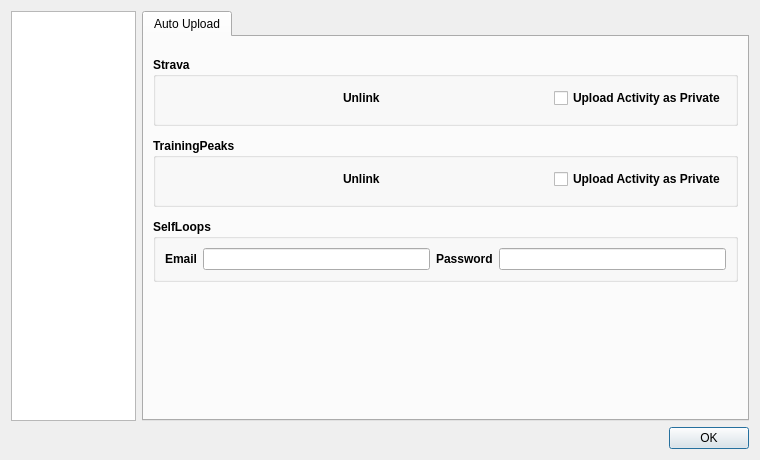
Qt form src/ui/dialogmainwindowconfig.ui (MaximumTrainer/MaximumTrainer_Redux) before a commit.
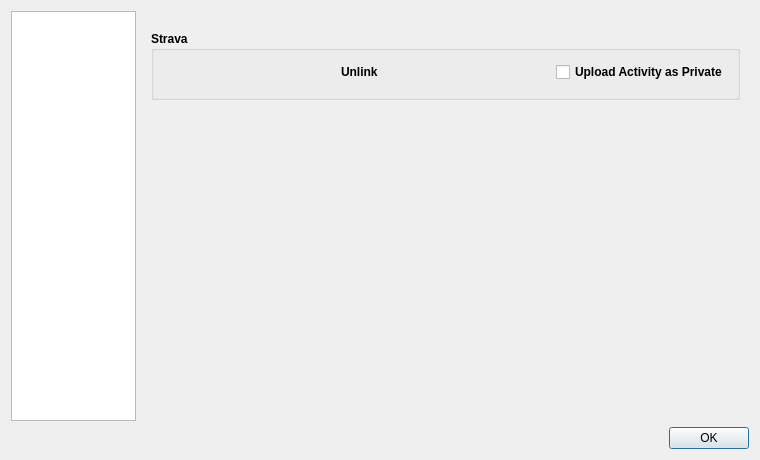
The same form after that commit. The open tabs and pages were chosen to show the change. Custom widgets are drawn as their Qt base class.

Commit message: Remove SelfLoops & TrainingPeaks, focus uploads on Strava (+ BLE scan filter) (#244)

The edit to the form file:
```diff
--- a/src/ui/dialogmainwindowconfig.ui
+++ b/src/ui/dialogmainwindowconfig.ui
@@ -348,25 +348,6 @@
      </widget>
      <widget class="QWidget" name="page_upload">
       <layout class="QVBoxLayout" name="verticalLayout_5">
-       <property name="leftMargin">
-        <number>0</number>
-       </property>
-       <property name="topMargin">
-        <number>0</number>
-       </property>
-       <property name="rightMargin">
-        <number>0</number>
-       </property>
-       <property name="bottomMargin">
-        <number>0</number>
-       </property>
-       <item>
-        <widget class="QTabWidget" name="tabWidget_3">
-         <widget class="QWidget" name="tab_2">
-          <attribute name="title">
-           <string>Auto Upload</string>
-          </attribute>
-          <layout class="QVBoxLayout" name="verticalLayout_6">
            <property name="spacing">
             <number>12</number>
            </property>
@@ -437,115 +418,6 @@
              </layout>
             </widget>
            </item>
-           <item>
-            <widget class="QGroupBox" name="groupBox_3">
-             <property name="font">
-              <font>
-               <weight>75</weight>
-               <bold>true</bold>
-              </font>
-             </property>
-             <property name="title">
-              <string>TrainingPeaks</string>
-             </property>
-             <layout class="QHBoxLayout" name="horizontalLayout_12">
-              <property name="topMargin">
-               <number>5</number>
-              </property>
-              <property name="bottomMargin">
-               <number>9</number>
-              </property>
-              <item>
-               <widget class="FaderLabel" name="label_connectTrainingPeaks">
-                <property name="minimumSize">
-                 <size>
-                  <width>172</width>
-                  <height>32</height>
-                 </size>
-                </property>
-                <property name="text">
-                 <string/>
-                </property>
-               </widget>
-              </item>
-              <item>
-               <widget class="FaderLabel" name="label_TrainingPeaksUnlink">
-                <property name="text">
-                 <string>Unlink</string>
-                </property>
-                <property name="textFormat">
-                 <enum>Qt::RichText</enum>
-                </property>
-               </widget>
-              </item>
-              <item>
-               <spacer name="horizontalSpacer_4">
-                <property name="orientation">
-                 <enum>Qt::Horizontal</enum>
-                </property>
-                <property name="sizeHint" stdset="0">
-                 <size>
-                  <width>40</width>
-                  <height>20</height>
-                 </size>
-                </property>
-               </spacer>
-              </item>
-              <item>
-               <widget class="QCheckBox" name="checkBox_trainingPeaksPrivate">
-                <property name="text">
-                 <string>Upload Activity as Private</string>
-                </property>
-               </widget>
-              </item>
-             </layout>
-            </widget>
-           </item>
-           <item>
-            <widget class="QGroupBox" name="groupBox_2">
-             <property name="font">
-              <font>
-               <weight>75</weight>
-               <bold>true</bold>
-              </font>
-             </property>
-             <property name="title">
-              <string>SelfLoops</string>
-             </property>
-             <layout class="QHBoxLayout" name="horizontalLayout_6">
-              <property name="topMargin">
-               <number>9</number>
-              </property>
-              <property name="bottomMargin">
-               <number>9</number>
-              </property>
-              <item>
-               <widget class="QLabel" name="label">
-                <property name="text">
-                 <string>Email</string>
-                </property>
-               </widget>
-              </item>
-              <item>
-               <widget class="QLineEdit" name="lineEdit_userSelfloops"/>
-              </item>
-              <item>
-               <widget class="QLabel" name="label_5">
-                <property name="text">
-                 <string>Password</string>
-                </property>
-               </widget>
-              </item>
-              <item>
-               <widget class="QLineEdit" name="lineEdit_pwSelfloops">
-                <property name="echoMode">
-                 <enum>QLineEdit::Password</enum>
-                </property>
-               </widget>
-              </item>
-             </layout>
-            </widget>
-           </item>
            <item>
             <spacer name="verticalSpacer_3">
              <property name="orientation">
@@ -558,10 +430,6 @@
               </size>
              </property>
             </spacer>
-           </item>
-          </layout>
-         </widget>
-        </widget>
        </item>
       </layout>
      </widget>
```
Lines whose indentation alone changed are shown as unchanged. The commit also changes 55 other files.
